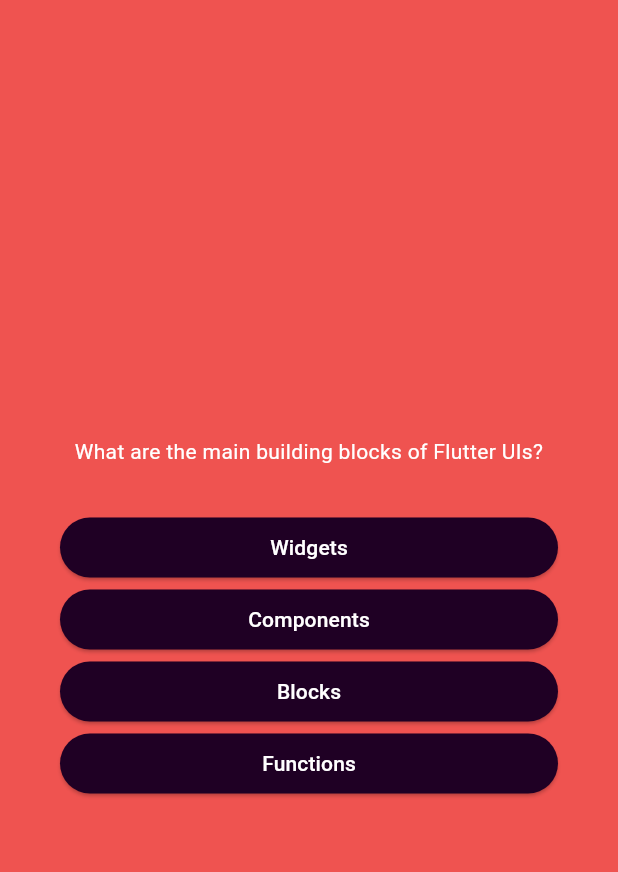
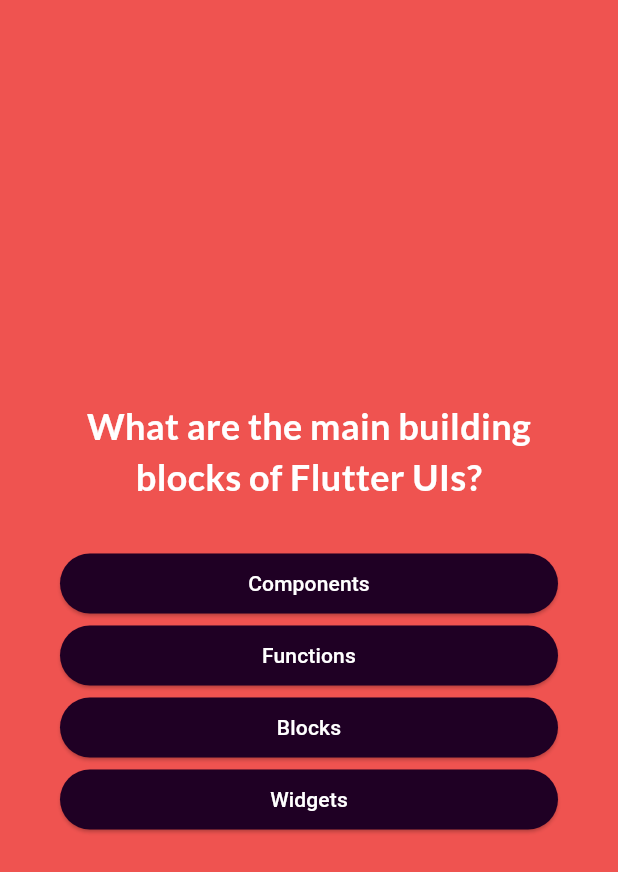
Before and after one commit to jakeezz15/flutter_quiz_app, a Flutter app: the screen it shows after launch, after a tap on "Start Quiz", on a phone screen of 412 x 824 dp. Shown: the top 872 px of the screen. Run offline on Flutter 3.47's test engine with Material 3 defaults, Android fonts, the phone set to English and light mode, and no system bars; our stand-ins replace google_fonts.

Commit message:
Finishing routes to the questions by clicking answers.

```diff
--- a/lib/answer_button.dart
+++ b/lib/answer_button.dart
@@ -21,6 +21,9 @@ class AnswerButton extends StatelessWidget {
             foregroundColor: Colors.white,
             shape: RoundedRectangleBorder(
                 borderRadius: BorderRadius.circular(40))),
-        child: Text(answerText));
+        child: Text(
+          answerText,
+          textAlign: TextAlign.center,
+        ));
   }
 }
--- a/lib/models/quiz_questions.dart
+++ b/lib/models/quiz_questions.dart
@@ -3,4 +3,10 @@ class QuizQuestion {
 
   final String text;
   final List<String> answers;
+
+  List<String> getShuffledAnswers() {
+    final shuffledList = List.of(answers);
+    shuffledList.shuffle();
+    return shuffledList;
+  }
 }
--- a/lib/question_screen.dart
+++ b/lib/question_screen.dart
@@ -2,9 +2,15 @@ import 'package:adv_basics/answer_button.dart';
 import 'package:adv_basics/models/quiz_questions.dart';
 import 'package:flutter/material.dart';
 import 'package:adv_basics/data/questions.dart';
+import 'package:google_fonts/google_fonts.dart';
 
 class QuestionScreen extends StatefulWidget {
-  const QuestionScreen({super.key});
+  const QuestionScreen({
+    super.key,
+    required this.onSelectAnswer,
+  });
+
+  final void Function(String answer) onSelectAnswer;
 
   @override
   State<QuestionScreen> createState() {
@@ -16,9 +22,19 @@ class QuestionScreen extends StatefulWidget {
 //Private Class with "_" in the beginning
 // will extends the State
 class _QuestionScreen extends State<QuestionScreen> {
+  var currentQuestionIndex = 0;
+
+  void answerQuestion(String selectedAnswer) {
+    // widget special word to access the function on the StatefulWidget in the same file.
+    widget.onSelectAnswer(selectedAnswer);
+    setState(() {
+      currentQuestionIndex += 1;
+    });
+  }
+
   @override
   Widget build(context) {
-    final QuizQuestion currentQuestion = questions[0];
+    final QuizQuestion currentQuestion = questions[currentQuestionIndex];
 
     return SizedBox(
       width: double.infinity,
@@ -30,14 +46,21 @@ class _QuestionScreen extends State<QuestionScreen> {
           children: [
             Text(
               currentQuestion.text,
-              style: const TextStyle(color: Colors.white),
+              style: GoogleFonts.lato(
+                  color: Colors.white,
+                  fontSize: 24,
+                  fontWeight: FontWeight.bold),
               textAlign: TextAlign.center,
             ),
             const SizedBox(
               height: 30,
             ),
-            ...currentQuestion.answers.map((answer) {
-              return AnswerButton(answerText: answer, onTap: () {});
+            ...currentQuestion.getShuffledAnswers().map((answer) {
+              return AnswerButton(
+                  answerText: answer,
+                  onTap: () {
+                    answerQuestion(answer);
+                  });
             }),
           ],
         ),
--- a/lib/quiz.dart
+++ b/lib/quiz.dart
@@ -1,3 +1,4 @@
+import 'package:adv_basics/data/questions.dart';
 import 'package:adv_basics/question_screen.dart';
 import 'package:adv_basics/start_screen.dart';
 import 'package:flutter/material.dart';
@@ -19,6 +20,7 @@ class _QuizState extends State<Quiz> {
   //   activeScreen = StartScreen(switchScreen);
   //   super.initState();
   // }
+  List<String> selectedAnswers = [];
 
   var activeScreen = 'start-screen';
 
@@ -26,6 +28,16 @@ class _QuizState extends State<Quiz> {
     setState(() {
       activeScreen = 'questions-screen';
     });
+  }
+
+  void chooseAnswer(String answer) {
+    selectedAnswers.add(answer);
+    if (selectedAnswers.length == questions.length) {
+      setState(() {
+        selectedAnswers.clear();
+        activeScreen = 'start-screen';
+      });
+    }
   }
 
   @override
@@ -37,7 +49,9 @@ class _QuizState extends State<Quiz> {
     Widget screenWidget = StartScreen(switchScreen);
 
     if (activeScreen == 'questions-screen') {
-      screenWidget = const QuestionScreen();
+      screenWidget = QuestionScreen(
+        onSelectAnswer: chooseAnswer,
+      );
     }
 
     return MaterialApp(
--- a/lib/start_screen.dart
+++ b/lib/start_screen.dart
@@ -1,4 +1,5 @@
 import 'package:flutter/material.dart';
+import 'package:google_fonts/google_fonts.dart';
 
 class StartScreen extends StatelessWidget {
   const StartScreen(this.startQuiz, {super.key});
@@ -19,9 +20,10 @@ class StartScreen extends StatelessWidget {
         const SizedBox(
           height: 50,
         ),
-        const Text(
+        Text(
           'Learn Flutter the fun way!',
-          style: TextStyle(fontSize: 20, color: Colors.white),
+          style: GoogleFonts.lato(
+              color: Colors.white, fontSize: 24, fontWeight: FontWeight.bold),
         ),
         const SizedBox(
           height: 20,
--- a/pubspec.yaml
+++ b/pubspec.yaml
@@ -35,6 +35,7 @@ dependencies:
   # The following adds the Cupertino Icons font to your application.
   # Use with the CupertinoIcons class for iOS style icons.
   cupertino_icons: ^1.0.2
+  google_fonts: ^6.1.0
 
 dev_dependencies:
   flutter_test:
```
Also changed, not shown: pubspec.lock, 1 other file.
